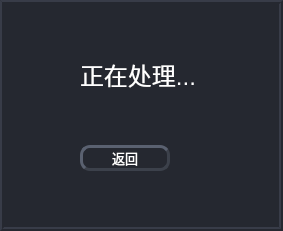
Above: dialog.ui from hiHjy/rk3568-video-analytics before the change. Below: the same form after it.
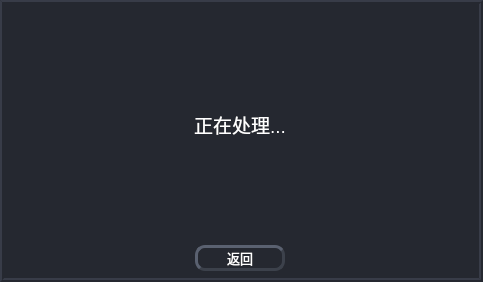
That is the form after the change.

```diff
--- a/dialog.ui
+++ b/dialog.ui
@@ -6,8 +6,8 @@
    <rect>
     <x>0</x>
     <y>0</y>
-    <width>283</width>
-    <height>231</height>
+    <width>483</width>
+    <height>282</height>
    </rect>
   </property>
   <property name="windowTitle">
@@ -48,18 +48,18 @@
   <widget class="QWidget" name="widget" native="true">
    <property name="geometry">
     <rect>
-     <x>80</x>
+     <x>10</x>
      <y>10</y>
-     <width>181</width>
-     <height>161</height>
+     <width>461</width>
+     <height>261</height>
     </rect>
    </property>
    <layout class="QVBoxLayout" name="verticalLayout">
-    <item>
+    <item alignment="Qt::AlignHCenter">
      <widget class="QLabel" name="label">
       <property name="font">
        <font>
-        <pointsize>18</pointsize>
+        <pointsize>14</pointsize>
        </font>
       </property>
       <property name="styleSheet">
@@ -70,7 +70,7 @@
       </property>
      </widget>
     </item>
-    <item>
+    <item alignment="Qt::AlignHCenter">
      <widget class="QPushButton" name="btn_back">
       <property name="sizePolicy">
        <sizepolicy hsizetype="Fixed" vsizetype="Fixed">
```
